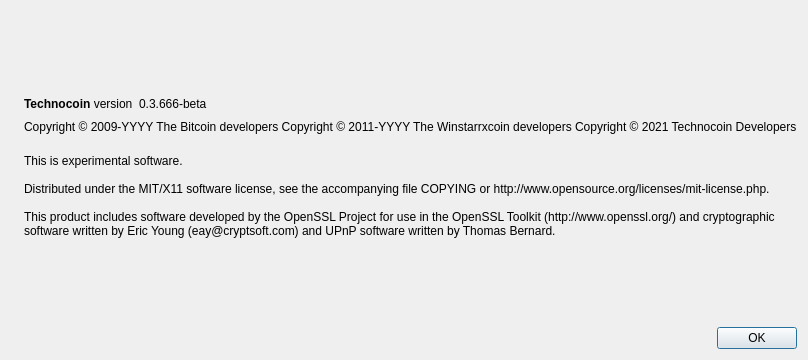
First picture: the form in src/qt/forms/aboutdialog.ui, repository hwcarr/winscoin6, before the edit.
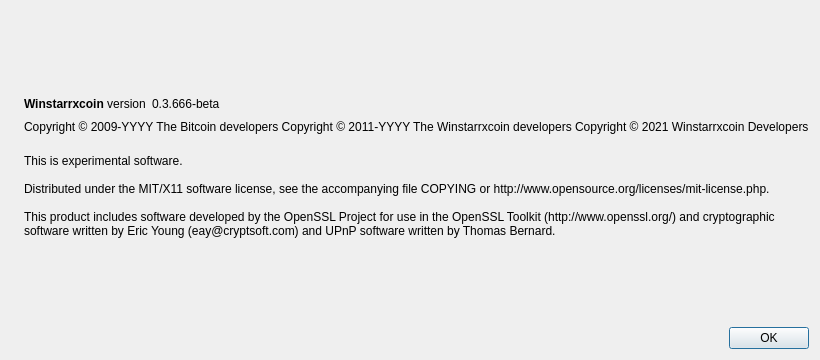
Second picture: the form after the edit. Icons and pictures are not drawn.

The edit to the form file:
```diff
--- a/src/qt/forms/aboutdialog.ui
+++ b/src/qt/forms/aboutdialog.ui
@@ -50,7 +50,7 @@
           <cursorShape>IBeamCursor</cursorShape>
          </property>
          <property name="text">
-          <string>&lt;b&gt;Technocoin&lt;/b&gt; version</string>
+          <string>&lt;b&gt;Winstarrxcoin&lt;/b&gt; version</string>
          </property>
          <property name="textInteractionFlags">
           <set>Qt::LinksAccessibleByMouse|Qt::TextSelectableByKeyboard|Qt::TextSelectableByMouse</set>
@@ -93,7 +93,7 @@
        <property name="text">
         <string notr="true">Copyright &amp;copy; 2009-YYYY The Bitcoin developers
 Copyright &amp;copy; 2011-YYYY The Winstarrxcoin developers
-Copyright &amp;copy; 2021 Technocoin Developers</string>
+Copyright &amp;copy; 2021 Winstarrxcoin Developers</string>
        </property>
        <property name="textFormat">
         <enum>Qt::RichText</enum>
```
Left out of the diff: 2 changed lines with no effect on the pictures.
